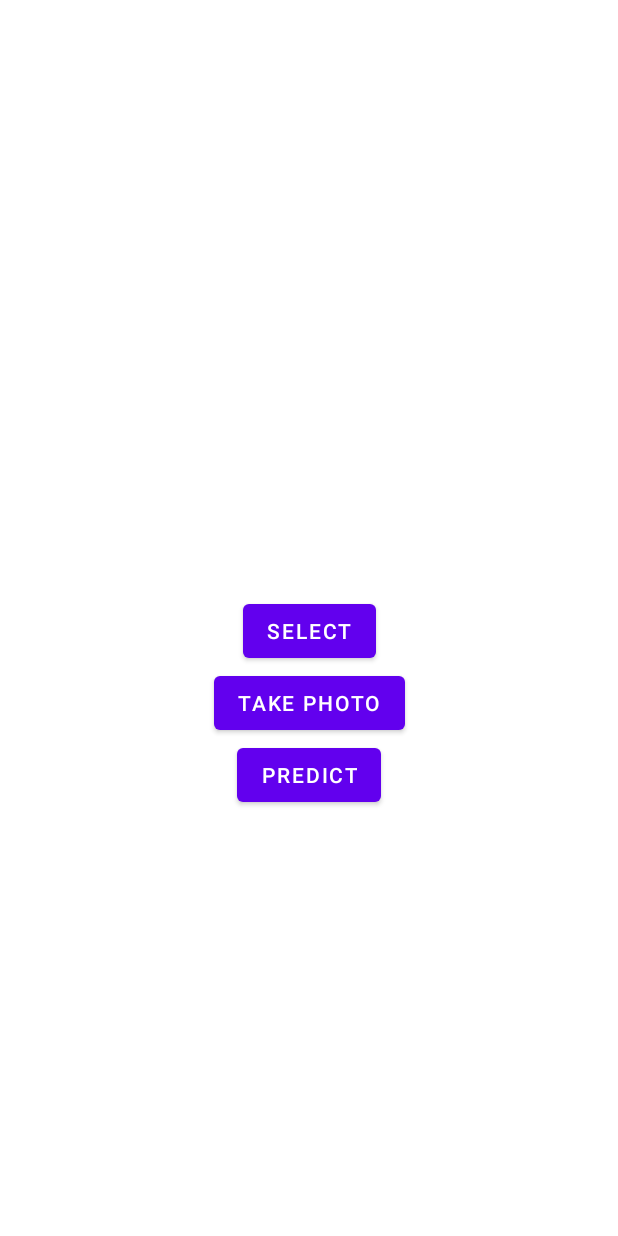
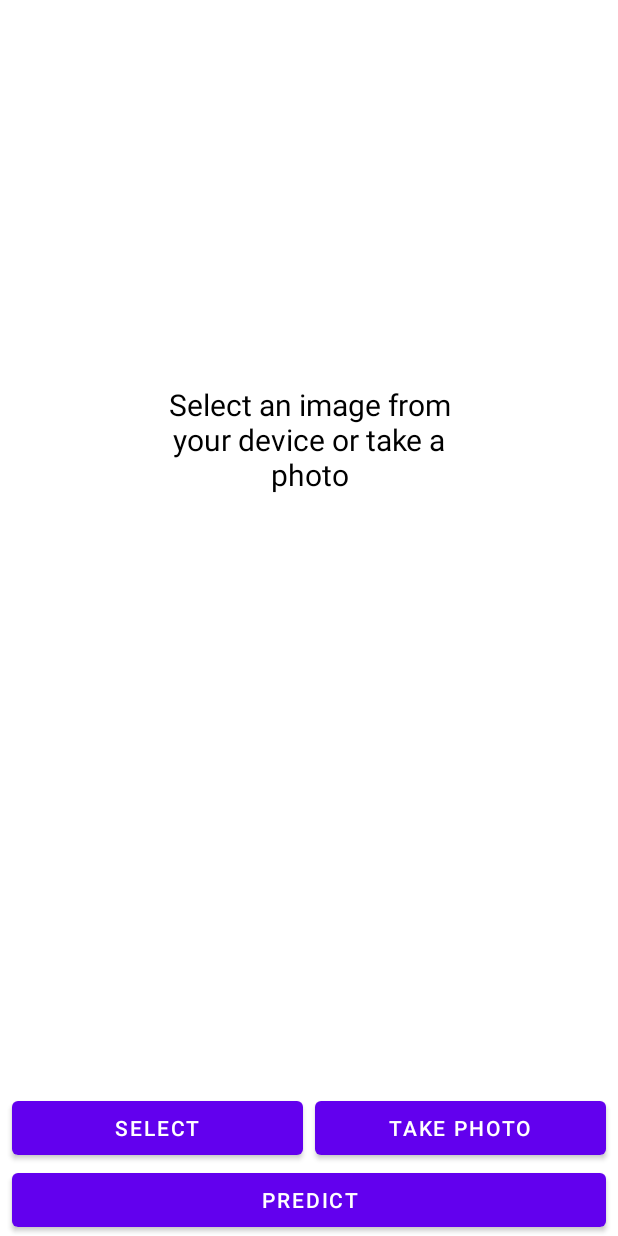
Before and after one commit to reenalad/Image-Recognition-App, an Android app: the layout activity_main.xml on its own in the app's theme, with its tools: preview values and no code run, on a phone screen of 412 x 824 dp. Run offline under Robolectric (Android 15) with nearby library versions, the phone set to English and light mode, and no system bars; network calls fail.

Commit message:
Image Recognition App -Added percentage to the prediction -Amended layout

```diff
--- a/app/src/main/java/com/example/imagerecognition/MainActivity.kt
+++ b/app/src/main/java/com/example/imagerecognition/MainActivity.kt
@@ -16,11 +16,15 @@ import android.widget.Toast
 import androidx.activity.result.contract.ActivityResultContracts
 import androidx.appcompat.app.AppCompatActivity
 import androidx.core.content.FileProvider
+import androidx.core.view.isVisible
 import com.example.imagerecognition.ml.MobilenetV110224Quant
 import org.tensorflow.lite.DataType
+import org.tensorflow.lite.support.common.TensorProcessor
+import org.tensorflow.lite.support.common.ops.DequantizeOp
 import org.tensorflow.lite.support.image.TensorImage
 import org.tensorflow.lite.support.tensorbuffer.TensorBuffer
 import java.io.File
+import java.util.concurrent.CancellationException
 
 class MainActivity : AppCompatActivity() {
 
@@ -29,6 +33,7 @@ class MainActivity : AppCompatActivity() {
     private lateinit var select: Button
     private lateinit var camera: Button
     private lateinit var predict: Button
+    private lateinit var instructions: TextView
     private lateinit var text: TextView
     private lateinit var bitmap: Bitmap
     private var imageUri: Uri? = null
@@ -43,10 +48,13 @@ class MainActivity : AppCompatActivity() {
         select = findViewById(R.id.selectButton)
         camera = findViewById(R.id.cameraButton)
         predict = findViewById(R.id.predictButton)
+        instructions = findViewById(R.id.instructions)
         text = findViewById(R.id.text)
 
-        //maintain state when the configuration changes
+        //maintain state when the orientation changes
         if (savedInstanceState != null) {
+            //hide the instructions
+            instructions.isVisible = false
             //get and display the image
             imageUri = savedInstanceState.getParcelable("imageUri")
             image.setImageURI(imageUri)
@@ -91,20 +99,26 @@ class MainActivity : AppCompatActivity() {
 
         //set onclicklistener to select an image from the phone when select button is pressed
         select.setOnClickListener {
-            //clear the textview
+            //clear the textviews
             text.text = " "
+            instructions.text = " "
             //clear the imageview
             image.setImageURI(null)
+            //remove the stored label (if any)
+            label = " "
             //launch the actvity
             pickImage.launch("image/*")
         }
 
         //set onclicklistener to take a picture with the phone camera
         camera.setOnClickListener {
-            //clear the textview
+            //clear the textviews
             text.text = " "
+            instructions.text = " "
             //clear the imageview
             image.setImageURI(null)
+            //remove the stored label (if any)
+            label = " "
             //try to take an image with the camera and get the uri
             try {
                 imageUri = FileProvider.getUriForFile(
@@ -117,6 +131,9 @@ class MainActivity : AppCompatActivity() {
             catch (e: ActivityNotFoundException) {
                 Log.e(ContentValues.TAG, "Camera not enabled on device")
                 Toast.makeText(this, "Cannot access device camera", Toast.LENGTH_SHORT).show()
+            } catch (e: SecurityException) {
+                Log.e(ContentValues.TAG, "Camera permission not given")
+                Toast.makeText(this, "Camera permission not given", Toast.LENGTH_SHORT).show()
             }
         }
 
@@ -157,7 +174,15 @@ class MainActivity : AppCompatActivity() {
                 //get correct label for the prediction
                 val max = getMax(outputFeature0.floatArray)
 
-                label = labelList[max]
+                //use tensorprocessor to dequantize the output tensor to get the probabilities
+                val probabilityProcessor = TensorProcessor.Builder().add(DequantizeOp(0F, (1 / 255.0).toFloat())).build()
+                val dequantizedBuffer = probabilityProcessor.process(outputFeature0)
+
+                //get the max probability
+                val prob = dequantizedBuffer.getFloatValue(max)
+
+                //prediction and probability to display to user
+                label = labelList[max].replaceFirstChar { it.uppercase() } + "   " + "%.2f".format(prob * 100) + "%"
 
                 //show the prediction in the textview
                 text.text = label
@@ -179,12 +204,12 @@ class MainActivity : AppCompatActivity() {
     //get location with the maximum probability
     private fun getMax(array: FloatArray): Int {
         var index = 0
-        var minimum = 0.0f
+        var maximum = 0.0f
         for (i in 0..1000) {
-            //if the value at the index is greater than minimum, store in index
-            if (array[i] > minimum) {
+            //if the value at the index is greater than the current max value, store in index
+            if (array[i] > maximum) {
                 index = i
-                minimum = array[i]
+                maximum = array[i]
             }
         }
         return index
--- a/app/src/main/res/layout/activity_main.xml
+++ b/app/src/main/res/layout/activity_main.xml
@@ -6,58 +6,82 @@
     android:layout_height="match_parent"
     tools:context=".MainActivity">
 
-    <ImageView
-        android:id="@+id/image"
-        android:layout_width="250dp"
-        android:layout_height="250dp"
+    <TextView
+        android:id="@+id/instructions"
+        android:layout_width="200dp"
+        android:layout_height="wrap_content"
+        android:text="@string/instructions"
+        android:textSize="20sp"
+        android:textAlignment="center"
+        android:textColor="@color/black"
         app:layout_constraintTop_toTopOf="parent"
         app:layout_constraintLeft_toLeftOf="parent"
         app:layout_constraintRight_toRightOf="parent"
+        app:layout_constraintBottom_toTopOf="@id/text"/>
+
+    <ImageView
+        android:id="@+id/image"
+        android:layout_width="match_parent"
+        android:layout_height="450dp"
+        app:layout_constraintTop_toTopOf="parent"
+        app:layout_constraintLeft_toLeftOf="parent"
+        app:layout_constraintRight_toRightOf="parent"
+        android:contentDescription="@string/image"
+        android:layout_marginTop="20dp"/>
+
+    <TextView
+        android:id="@+id/text"
+        android:layout_width="300dp"
+        android:layout_height="wrap_content"
+        android:textSize="20sp"
+        android:textColor="@color/black"
+        android:textAlignment="center"
+        app:layout_constraintLeft_toLeftOf="parent"
+        app:layout_constraintRight_toRightOf="parent"
+        app:layout_constraintTop_toBottomOf="@id/image"
         app:layout_constraintBottom_toTopOf="@id/selectButton"
-        android:layout_marginTop="25dp"
-        android:contentDescription="@string/image"/>
+        android:layout_margin="25dp"/>
 
     <Button
         android:id="@+id/selectButton"
-        android:layout_width="wrap_content"
+        android:layout_width="0dp"
         android:layout_height="wrap_content"
         android:text="@string/select"
-        app:layout_constraintTop_toBottomOf="@id/image"
+        app:layout_constraintHorizontal_chainStyle="spread"
         app:layout_constraintLeft_toLeftOf="parent"
-        app:layout_constraintRight_toRightOf="parent"
+        app:layout_constraintRight_toLeftOf="@id/cameraButton"
         app:layout_constraintBottom_toTopOf="@id/predictButton"
         android:layout_marginTop="25dp"
+        android:layout_marginStart="8dp"
+        android:layout_marginEnd="4dp"
         />
 
     <Button
         android:id="@+id/cameraButton"
-        android:layout_width="wrap_content"
+        android:layout_width="0dp"
         android:layout_height="wrap_content"
         android:text="@string/take_photo"
-        app:layout_constraintTop_toBottomOf="@id/selectButton"
-        app:layout_constraintLeft_toLeftOf="parent"
+        app:layout_constraintHorizontal_chainStyle="spread"
+        app:layout_constraintBottom_toTopOf="@id/predictButton"
+        app:layout_constraintLeft_toRightOf="@id/selectButton"
         app:layout_constraintRight_toRightOf="parent"
+        android:layout_marginTop="25dp"
+        android:layout_marginStart="4dp"
+        android:layout_marginEnd="8dp"
         />
 
     <Button
         android:id="@+id/predictButton"
-        android:layout_width="wrap_content"
+        android:layout_width="match_parent"
         android:layout_height="wrap_content"
         android:text="@string/predict"
-        app:layout_constraintTop_toBottomOf="@id/cameraButton"
         app:layout_constraintLeft_toLeftOf="parent"
         app:layout_constraintRight_toRightOf="parent"
+        app:layout_constraintBottom_toBottomOf="parent"
+        android:layout_marginLeft="8dp"
+        android:layout_marginRight="8dp"
         />
 
-    <TextView
-        android:id="@+id/text"
-        android:layout_width="wrap_content"
-        android:layout_height="wrap_content"
-        android:textSize="24sp"
-        app:layout_constraintBottom_toBottomOf="parent"
-        app:layout_constraintLeft_toLeftOf="parent"
-        app:layout_constraintRight_toRightOf="parent"
-        app:layout_constraintBaseline_toBottomOf="parent"
-        app:layout_constraintTop_toBottomOf="@id/predictButton"/>
+
 
 </androidx.constraintlayout.widget.ConstraintLayout>
--- a/app/src/main/res/values/strings.xml
+++ b/app/src/main/res/values/strings.xml
@@ -4,4 +4,5 @@
     <string name="take_photo">Take Photo</string>
     <string name="predict">Predict</string>
     <string name="image">Image</string>
+    <string name="instructions">Select an image from your device or take a photo</string>
 </resources>
--- a/app/src/main/res/values/themes.xml
+++ b/app/src/main/res/values/themes.xml
@@ -13,4 +13,5 @@
         <item name="android:statusBarColor" tools:targetApi="l">?attr/colorPrimaryVariant</item>
         <!-- Customize your theme here. -->
     </style>
+
 </resources>
```
